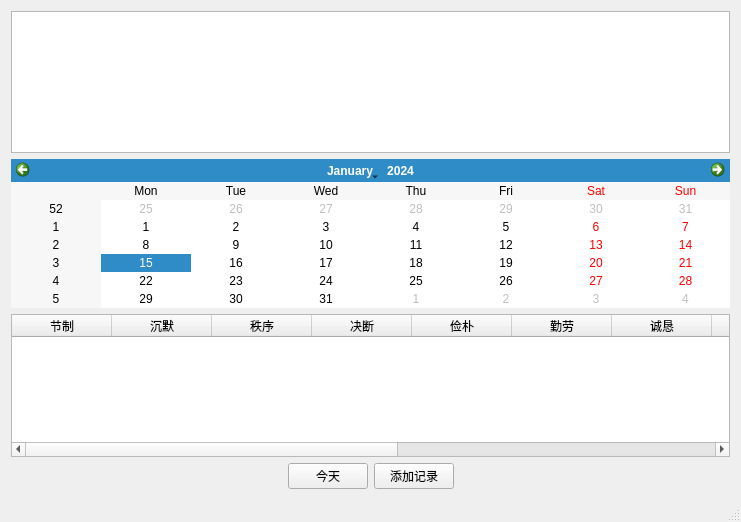
Qt form mainwindow.ui (lwh2398819901/FranklinVirtueCalendar) before a commit.
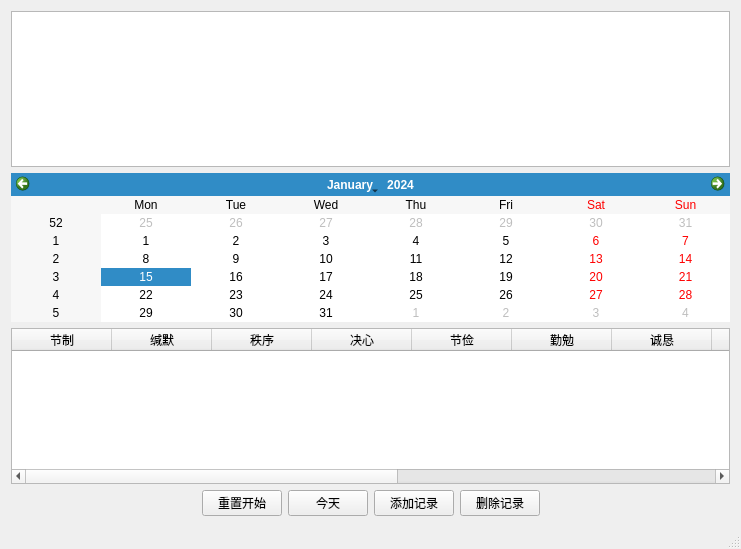
The same form after that commit.

Commit message: 富兰克林美德添加功能：删除记录 重置开始

```diff
--- a/mainwindow.ui
+++ b/mainwindow.ui
@@ -7,7 +7,7 @@
     <x>0</x>
     <y>0</y>
     <width>741</width>
-    <height>522</height>
+    <height>549</height>
    </rect>
   </property>
   <property name="windowTitle">
@@ -15,7 +15,7 @@
   </property>
   <widget class="QWidget" name="centralWidget">
    <layout class="QGridLayout" name="gridLayout">
-    <item row="4" column="3">
+    <item row="4" column="5">
      <spacer name="horizontalSpacer">
       <property name="orientation">
        <enum>Qt::Horizontal</enum>
@@ -28,7 +28,40 @@
       </property>
      </spacer>
     </item>
-    <item row="2" column="0" colspan="4">
+    <item row="1" column="0" colspan="6">
+     <widget class="QCalendarWidget" name="calendarWidget"/>
+    </item>
+    <item row="4" column="0">
+     <spacer name="horizontalSpacer_2">
+      <property name="orientation">
+       <enum>Qt::Horizontal</enum>
+      </property>
+      <property name="sizeHint" stdset="0">
+       <size>
+        <width>313</width>
+        <height>20</height>
+       </size>
+      </property>
+     </spacer>
+    </item>
+    <item row="4" column="3">
+     <widget class="QPushButton" name="pushButton">
+      <property name="text">
+       <string>添加记录</string>
+      </property>
+     </widget>
+    </item>
+    <item row="0" column="0" colspan="6">
+     <widget class="QTextEdit" name="textEdit"/>
+    </item>
+    <item row="4" column="2">
+     <widget class="QPushButton" name="curDateBtn">
+      <property name="text">
+       <string>今天</string>
+      </property>
+     </widget>
+    </item>
+    <item row="2" column="0" colspan="6">
      <widget class="QTableWidget" name="tableWidget">
       <column>
        <property name="text">
@@ -37,7 +70,7 @@
       </column>
       <column>
        <property name="text">
-        <string>沉默</string>
+        <string>缄默</string>
        </property>
       </column>
       <column>
@@ -47,17 +80,17 @@
       </column>
       <column>
        <property name="text">
-        <string>决断</string>
+        <string>决心</string>
        </property>
       </column>
       <column>
        <property name="text">
-        <string>俭朴</string>
+        <string>节俭</string>
        </property>
       </column>
       <column>
        <property name="text">
-        <string>勤劳</string>
+        <string>勤勉</string>
        </property>
       </column>
       <column>
@@ -67,7 +100,7 @@
       </column>
       <column>
        <property name="text">
-        <string>正直</string>
+        <string>正义</string>
        </property>
       </column>
       <column>
@@ -82,7 +115,7 @@
       </column>
       <column>
        <property name="text">
-        <string>宁静</string>
+        <string>平静</string>
        </property>
       </column>
       <column>
@@ -97,36 +130,17 @@
       </column>
      </widget>
     </item>
-    <item row="4" column="0">
-     <spacer name="horizontalSpacer_2">
-      <property name="orientation">
-       <enum>Qt::Horizontal</enum>
-      </property>
-      <property name="sizeHint" stdset="0">
-       <size>
-        <width>313</width>
-        <height>20</height>
-       </size>
-      </property>
-     </spacer>
-    </item>
-    <item row="4" column="2">
-     <widget class="QPushButton" name="pushButton">
+    <item row="4" column="4">
+     <widget class="QPushButton" name="pushButton_2">
       <property name="text">
-       <string>添加记录</string>
+       <string>删除记录</string>
       </property>
      </widget>
     </item>
-    <item row="0" column="0" colspan="4">
-     <widget class="QTextEdit" name="textEdit"/>
-    </item>
-    <item row="1" column="0" colspan="4">
-     <widget class="QCalendarWidget" name="calendarWidget"/>
-    </item>
     <item row="4" column="1">
-     <widget class="QPushButton" name="curDateBtn">
+     <widget class="QPushButton" name="pushButton_3">
       <property name="text">
-       <string>今天</string>
+       <string>重置开始</string>
       </property>
      </widget>
     </item>
```
The commit also changes 4 other files.
